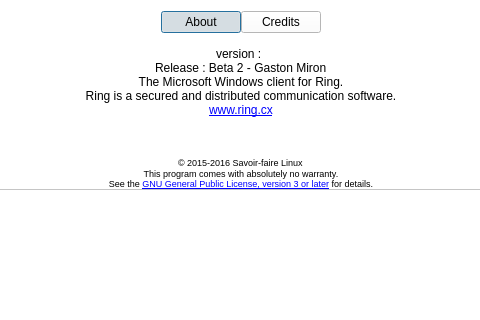
First picture: the form in aboutdialog.ui, repository savoirfairelinux/jami-client-windows, before the edit; both pictures show x 96 to 576 and y 0 to 320 of the 674 by 555 pixel window.
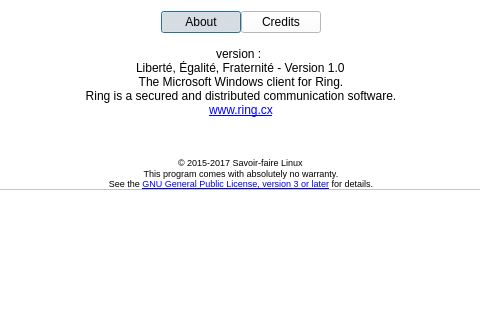
Second picture: the form after the edit. Icons and pictures are not drawn.

Commit message:
update version name & authors list
Recent contributors are added and the version name has been changed
for the 1.0 release.

Diff of the .ui file:
```diff
--- a/aboutdialog.ui
+++ b/aboutdialog.ui
@@ -538,7 +538,7 @@
       <item alignment="Qt::AlignHCenter">
        <widget class="QLabel" name="releaseLabel">
         <property name="text">
-         <string>Release : Beta 2 - Gaston Miron</string>
+         <string>Liberté, Égalité, Fraternité - Version 1.0</string>
         </property>
         <property name="textFormat">
          <enum>Qt::PlainText</enum>
@@ -616,7 +616,7 @@
          </font>
         </property>
         <property name="text">
-         <string notr="true">&lt;html&gt;&lt;head/&gt;&lt;body&gt;&lt;p&gt;© 2015-2016 Savoir-faire Linux&lt;/p&gt;&lt;/body&gt;&lt;/html&gt;</string>
+         <string notr="true">&lt;html&gt;&lt;head/&gt;&lt;body&gt;&lt;p&gt;© 2015-2017 Savoir-faire Linux&lt;/p&gt;&lt;/body&gt;&lt;/html&gt;</string>
         </property>
         <property name="margin">
          <number>5</number>
```
The commit also changes 1 other file.
